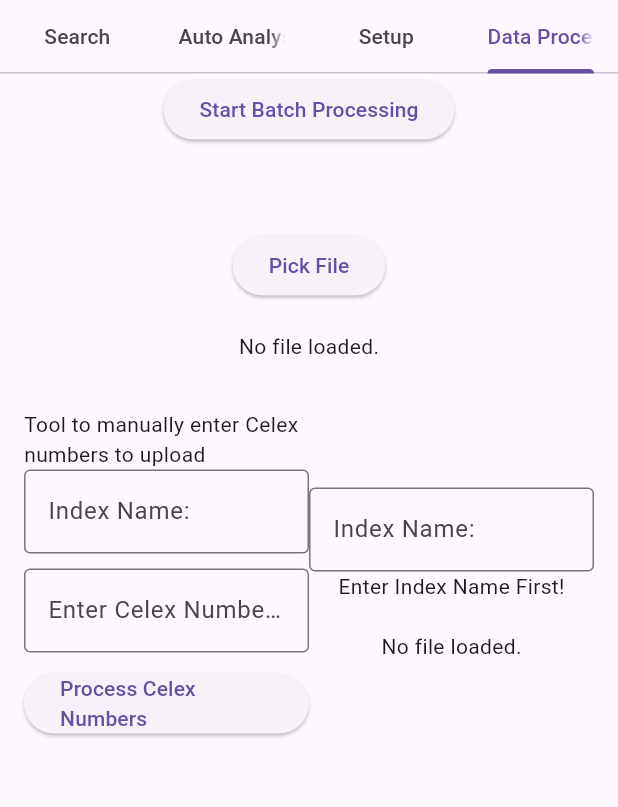
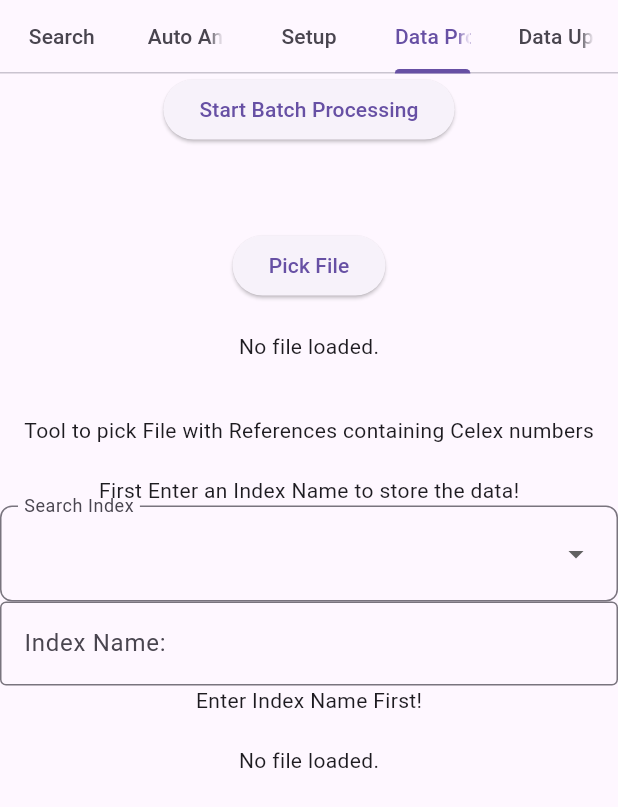
Before and after one commit to jumajazu2/eurolex, a Flutter app: the screen it shows after launch, tab 4 chosen, on a phone screen of 412 x 824 dp. Shown: the top 807 px of the screen. Run offline on Flutter 3.47's test engine with Material 3 defaults, Android fonts, the phone set to English and light mode, and no system bars; our stand-ins replace file_picker; missing offline and left inert: dart:ffi; network calls fail.

Commit message:
UI layout WIP

```diff
--- a/lib/display.dart
+++ b/lib/display.dart
@@ -1,3 +1,4 @@
+import 'package:eurolex/search.dart';
 import 'package:flutter/material.dart';
 
 import 'package:eurolex/processDOM.dart';
@@ -80,7 +81,7 @@ Future getContext(cellarID, pointer) async {
       "bool": {
         "must": [
           {
-            "term": {"dir_id": cellarID},
+            "term": {"dir_id.keyword": cellarID},
           },
           {
             "range": {
@@ -94,7 +95,7 @@ Future getContext(cellarID, pointer) async {
   };
 
   var resultsContext = await sendToOpenSearch(
-    'http://localhost:9200/eurolex4/_search',
+    'http://localhost:9200/$activeIndex/_search',
     [jsonEncode(query)],
   );
   var decodedResults = jsonDecode(resultsContext);
--- a/lib/main.dart
+++ b/lib/main.dart
@@ -1,3 +1,4 @@
+import 'package:eurolex/dataupload.dart';
 import 'package:flutter/material.dart';
 import 'package:eurolex/preparehtml.dart';
 import 'package:eurolex/browseFiles.dart';
@@ -23,7 +24,7 @@ class _MainTabbedAppState extends State<MainTabbedApp>
   @override
   void initState() {
     super.initState();
-    _tabController = TabController(length: 4, vsync: this, initialIndex: 0);
+    _tabController = TabController(length: 5, vsync: this, initialIndex: 0);
 
     getListIndices(server).then((_) {
       setState(() {
@@ -53,6 +54,7 @@ class _MainTabbedAppState extends State<MainTabbedApp>
             Tab(text: 'Auto Analyser'),
             Tab(text: 'Setup'),
             Tab(text: 'Data Process'),
+            Tab(text: 'Data Upload'),
           ],
         ),
       ),
@@ -66,7 +68,8 @@ class _MainTabbedAppState extends State<MainTabbedApp>
             child: AnalyserWidget(),
           ), // Replace with your Auto Analyser widget
           Center(child: Text('Setup Tab')), // Replace with your Setup widget
-          BrowseFilesWidget(), // Replace with your Data rocess widget
+          BrowseFilesWidget(),
+          DataUploadPage(), // Replace with your Data rocess widget
         ],
       ),
     );
--- a/lib/preparehtml.dart
+++ b/lib/preparehtml.dart
@@ -2,6 +2,7 @@ import 'dart:ui';
 
 import 'package:eurolex/browseFiles.dart';
 import 'package:eurolex/processDOM.dart';
+import 'package:eurolex/search.dart';
 import 'package:flutter/foundation.dart';
 import 'package:flutter/material.dart';
 
@@ -34,6 +35,7 @@ var newIndexName = '';
 var manualCelex = [];
 List<String> indices = ['*'];
 var server = 'http://localhost:9200';
+var manualServer;
 
 //purpose: load File 1 containing SK in file name, then load File 2 containing EN in file name
 
@@ -322,17 +324,47 @@ class _FilePickerButtonState2 extends State<FilePickerButton2> {
 
   @override
   Widget build(BuildContext context) {
-    return SingleChildScrollView(
-      child: Padding(
-        padding: const EdgeInsets.all(16.0),
-        child: Row(
+    return Column(
+      mainAxisAlignment: MainAxisAlignment.start,
       children: [
-            Expanded(child: manualCelexList()),
-            Expanded(
-              child: Column(
-                mainAxisAlignment: MainAxisAlignment.center,
-                children: [
+        SizedBox(height: 20), // Space between the button and content box
+        Text('Tool to pick File with References containing Celex numbers'),
         // Button to open file picker
+        SizedBox(height: 20), // Space between the button and content box
+        Text('First Enter an Index Name to store the data!'),
+
+        // Button to open file picker
+        InputDecorator(
+          decoration: InputDecoration(
+            labelText: 'Search Index', // Label embedded in the frame
+            border: OutlineInputBorder(borderRadius: BorderRadius.circular(8)),
+            contentPadding: EdgeInsets.symmetric(horizontal: 12, vertical: 8),
+          ),
+          child: DropdownButtonHideUnderline(
+            child: DropdownButton<String>(
+              isExpanded: true,
+              value:
+                  indices.contains(activeIndex)
+                      ? activeIndex
+                      : null, // Default selected value
+              items:
+                  indices.map((String value) {
+                    return DropdownMenuItem<String>(
+                      value: value,
+                      child: Text(value),
+                    );
+                  }).toList(),
+
+              onChanged: (String? newValue) {
+                setState(() {
+                  newIndexName = newValue!;
+                });
+                // Handle dropdown selection
+                print('Selected for manual upload: $newValue');
+              },
+            ),
+          ),
+        ),
         TextField(
           decoration: InputDecoration(
             labelText: 'Index Name:',
@@ -340,23 +372,19 @@ class _FilePickerButtonState2 extends State<FilePickerButton2> {
           ),
           onChanged: (value) {
             setState(() {
-                        newIndexName =
-                            "eurolex" + value; // Update the index name
+              newIndexName = "eurolex_" + value; // Update the index name
             });
           },
         ),
-
         (newIndexName == '')
             ? Text('Enter Index Name First!')
             : ElevatedButton(
               onPressed: pickAndLoadFile2,
               child: Text(
-                          'Pick File with References ($newIndexName)',
+                'Pick File with References (Upload to $newIndexName)',
               ),
             ),
-                  SizedBox(
-                    height: 20,
-                  ), // Space between the button and content box
+        SizedBox(height: 20), // Space between the button and content box
         // Box to display file content
         fileContent2.isEmpty
             ? Text('No file loaded.')
@@ -378,31 +406,12 @@ class _FilePickerButtonState2 extends State<FilePickerButton2> {
                             : 'Processed Celex Numbers: ${extractedCelex.join(', ')}', // If the list has multiple values
                         style: TextStyle(fontFamily: 'monospace'),
                       ),
-                                SizedBox(height: 10),
-                                ElevatedButton(
-                                  onPressed: () {
-                                    var paragraphs = extractParagraphs(
-                                      fileContentEN,
-                                      fileContentSK,
-                                      fileContentCZ,
-                                      metadata,
-                                      "dir",
-                                      newIndexName, // Directory ID for logging purposes
-                                    );
-                                  },
-                                  child: Text('Extract Paragraphs'),
-                                ),
                     ],
                   ),
                 ),
               ),
             ),
       ],
-              ),
-            ),
-          ],
-        ),
-      ),
     );
   }
 }
--- a/lib/search.dart
+++ b/lib/search.dart
@@ -469,7 +469,10 @@ class _SearchTabWidgetState extends State<SearchTabWidget> {
                   child: DropdownButtonHideUnderline(
                     child: DropdownButton<String>(
                       isExpanded: true,
-                      value: indices[0], // Default selected value
+                      value:
+                          indices.contains(activeIndex)
+                              ? activeIndex
+                              : null, // Default selected value
                       items:
                           indices.map((String value) {
                             return DropdownMenuItem<String>(
```
Also changed, not shown: lib/dataupload.dart (added, +65 -0 lines). Lines whose indentation alone changed are shown as unchanged.
